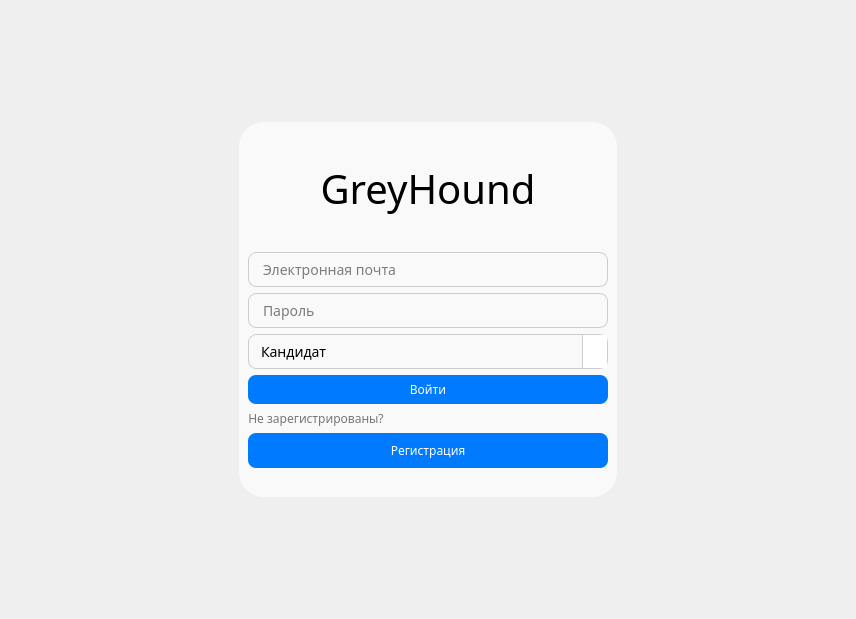
This is GreyHound/loginpage.ui in ProteusP/GreyHound-hiring-desktop-app as Qt 5 draws it before an edit. The edited form follows.
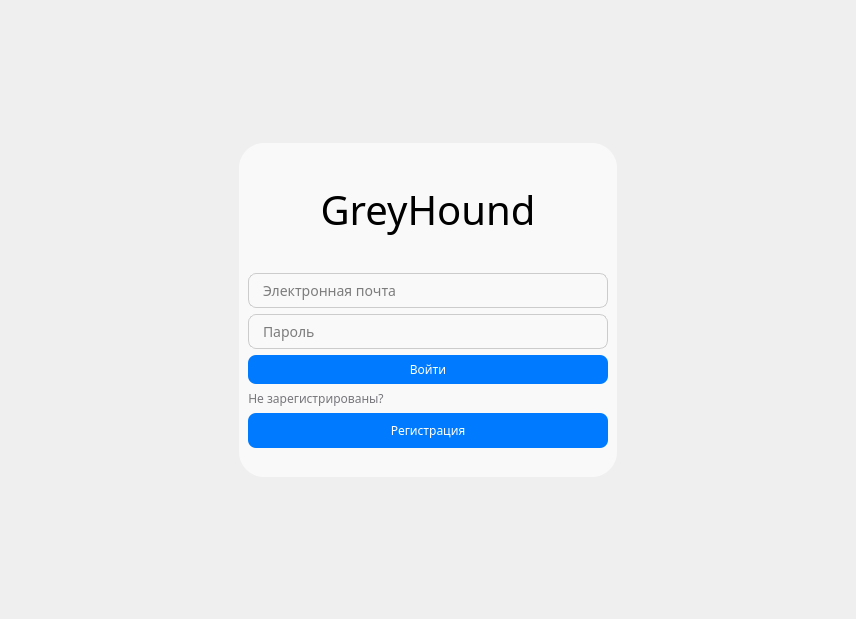
This is the edited form. Icons and pictures are not drawn.

The edit to the form file:
```diff
--- a/GreyHound/loginpage.ui
+++ b/GreyHound/loginpage.ui
@@ -449,322 +449,6 @@
             </property>
            </widget>
           </item>
-          <item>
-           <widget class="QComboBox" name="statusComboBox">
-            <property name="enabled">
-             <bool>true</bool>
-            </property>
-            <property name="sizePolicy">
-             <sizepolicy hsizetype="Preferred" vsizetype="Fixed">
-              <horstretch>0</horstretch>
-              <verstretch>0</verstretch>
-             </sizepolicy>
-            </property>
-            <property name="minimumSize">
-             <size>
-              <width>351</width>
-              <height>35</height>
-             </size>
-            </property>
-            <property name="maximumSize">
-             <size>
-              <width>360</width>
-              <height>35</height>
-             </size>
-            </property>
-            <property name="palette">
-             <palette>
-              <active>
-               <colorrole role="WindowText">
-                <brush brushstyle="SolidPattern">
-                 <color alpha="255">
-                  <red>0</red>
-                  <green>0</green>
-                  <blue>0</blue>
-                 </color>
-                </brush>
-               </colorrole>
-               <colorrole role="Button">
-                <brush brushstyle="SolidPattern">
-                 <color alpha="255">
-                  <red>249</red>
-                  <green>249</green>
-                  <blue>249</blue>
-                 </color>
-                </brush>
-               </colorrole>
-               <colorrole role="Text">
-                <brush brushstyle="SolidPattern">
-                 <color alpha="255">
-                  <red>0</red>
-                  <green>0</green>
-                  <blue>0</blue>
-                 </color>
-                </brush>
-               </colorrole>
-               <colorrole role="ButtonText">
-                <brush brushstyle="SolidPattern">
-                 <color alpha="255">
-                  <red>0</red>
-                  <green>0</green>
-                  <blue>0</blue>
-                 </color>
-                </brush>
-               </colorrole>
-               <colorrole role="Base">
-                <brush brushstyle="SolidPattern">
-                 <color alpha="255">
-                  <red>249</red>
-                  <green>249</green>
-                  <blue>249</blue>
-                 </color>
-                </brush>
-               </colorrole>
-               <colorrole role="Window">
-                <brush brushstyle="SolidPattern">
-                 <color alpha="255">
-                  <red>249</red>
-                  <green>249</green>
-                  <blue>249</blue>
-                 </color>
-                </brush>
-               </colorrole>
-               <colorrole role="Shadow">
-                <brush brushstyle="SolidPattern">
-                 <color alpha="255">
-                  <red>255</red>
-                  <green>255</green>
-                  <blue>255</blue>
-                 </color>
-                </brush>
-               </colorrole>
-               <colorrole role="PlaceholderText">
-                <brush brushstyle="SolidPattern">
-                 <color alpha="128">
-                  <red>0</red>
-                  <green>0</green>
-                  <blue>0</blue>
-                 </color>
-                </brush>
-               </colorrole>
-              </active>
-              <inactive>
-               <colorrole role="WindowText">
-                <brush brushstyle="SolidPattern">
-                 <color alpha="255">
-                  <red>0</red>
-                  <green>0</green>
-                  <blue>0</blue>
-                 </color>
-                </brush>
-               </colorrole>
-               <colorrole role="Button">
-                <brush brushstyle="SolidPattern">
-                 <color alpha="255">
-                  <red>249</red>
-                  <green>249</green>
-                  <blue>249</blue>
-                 </color>
-                </brush>
-               </colorrole>
-               <colorrole role="Text">
-                <brush brushstyle="SolidPattern">
-                 <color alpha="255">
-                  <red>0</red>
-                  <green>0</green>
-                  <blue>0</blue>
-                 </color>
-                </brush>
-               </colorrole>
-               <colorrole role="ButtonText">
-                <brush brushstyle="SolidPattern">
-                 <color alpha="255">
-                  <red>0</red>
-                  <green>0</green>
-                  <blue>0</blue>
-                 </color>
-                </brush>
-               </colorrole>
-               <colorrole role="Base">
-                <brush brushstyle="SolidPattern">
-                 <color alpha="255">
-                  <red>249</red>
-                  <green>249</green>
-                  <blue>249</blue>
-                 </color>
-                </brush>
-               </colorrole>
-               <colorrole role="Window">
-                <brush brushstyle="SolidPattern">
-                 <color alpha="255">
-                  <red>249</red>
-                  <green>249</green>
-                  <blue>249</blue>
-                 </color>
-                </brush>
-               </colorrole>
-               <colorrole role="Shadow">
-                <brush brushstyle="SolidPattern">
-                 <color alpha="255">
-                  <red>255</red>
-                  <green>255</green>
-                  <blue>255</blue>
-                 </color>
-                </brush>
-               </colorrole>
-               <colorrole role="PlaceholderText">
-                <brush brushstyle="SolidPattern">
-                 <color alpha="128">
-                  <red>0</red>
-                  <green>0</green>
-                  <blue>0</blue>
-                 </color>
-                </brush>
-               </colorrole>
-              </inactive>
-              <disabled>
-               <colorrole role="WindowText">
-                <brush brushstyle="SolidPattern">
-                 <color alpha="255">
-                  <red>0</red>
-                  <green>0</green>
-                  <blue>0</blue>
-                 </color>
-                </brush>
-               </colorrole>
-               <colorrole role="Button">
-                <brush brushstyle="SolidPattern">
-                 <color alpha="255">
-                  <red>249</red>
-                  <green>249</green>
-                  <blue>249</blue>
-                 </color>
-                </brush>
-               </colorrole>
-               <colorrole role="Text">
-                <brush brushstyle="SolidPattern">
-                 <color alpha="255">
-                  <red>0</red>
-                  <green>0</green>
-                  <blue>0</blue>
-                 </color>
-                </brush>
-               </colorrole>
-               <colorrole role="ButtonText">
-                <brush brushstyle="SolidPattern">
-                 <color alpha="255">
-                  <red>0</red>
-                  <green>0</green>
-                  <blue>0</blue>
-                 </color>
-                </brush>
-               </colorrole>
-               <colorrole role="Base">
-                <brush brushstyle="SolidPattern">
-                 <color alpha="255">
-                  <red>249</red>
-                  <green>249</green>
-                  <blue>249</blue>
-                 </color>
-                </brush>
-               </colorrole>
-               <colorrole role="Window">
-                <brush brushstyle="SolidPattern">
-                 <color alpha="255">
-                  <red>249</red>
-                  <green>249</green>
-                  <blue>249</blue>
-                 </color>
-                </brush>
-               </colorrole>
-               <colorrole role="Shadow">
-                <brush brushstyle="SolidPattern">
-                 <color alpha="255">
-                  <red>255</red>
-                  <green>255</green>
-                  <blue>255</blue>
-                 </color>
-                </brush>
-               </colorrole>
-               <colorrole role="PlaceholderText">
-                <brush brushstyle="SolidPattern">
-                 <color alpha="128">
-                  <red>0</red>
-                  <green>0</green>
-                  <blue>0</blue>
-                 </color>
-                </brush>
-               </colorrole>
-              </disabled>
-             </palette>
-            </property>
-            <property name="font">
-             <font>
-              <family>Golos Text</family>
-              <pointsize>-1</pointsize>
-              <hintingpreference>PreferDefaultHinting</hintingpreference>
-             </font>
-            </property>
-            <property name="focusPolicy">
-             <enum>Qt::FocusPolicy::WheelFocus</enum>
-            </property>
-            <property name="layoutDirection">
-             <enum>Qt::LayoutDirection::LeftToRight</enum>
-            </property>
-            <property name="autoFillBackground">
-             <bool>false</bool>
-            </property>
-            <property name="styleSheet">
-             <string notr="true">QComboBox {
-    border: 1px solid #ccc;
-    border-radius: 8px;
-    padding: 6px 12px;
-    background-color: #f9f9f9;
-    font-size: 14px;
-	color: black;
-}
-QComboBox QAbstractItemView {
-    background-color: white;
-    color: black;
-    selection-background-color: white;
-    selection-color: black;
-    border: 1px solid #ccc;
-    font-size: 14px;
-
-}
-QComboBox::down-arrow {
-    
-	image: url(:/caret-down.png);
-    width: 12px;
-    height: 12px;
-background-color: white;
-}
-QComboBox::drop-down {
-    subcontrol-origin: padding;
-    subcontrol-position: top right;
-    width: 24px;
-    border-left: 1px solid #ccc;
-background-color: white;
-}</string>
-            </property>
-            <property name="editable">
-             <bool>false</bool>
-            </property>
-            <property name="sizeAdjustPolicy">
-             <enum>QComboBox::SizeAdjustPolicy::AdjustToContents</enum>
-            </property>
-            <item>
-             <property name="text">
-              <string>Кандидат</string>
-             </property>
-            </item>
-            <item>
-             <property name="text">
-              <string>Работодатель</string>
-             </property>
-            </item>
-           </widget>
-          </item>
           <item>
            <layout class="QHBoxLayout" name="horizontalLayout">
             <property name="spacing">
```
